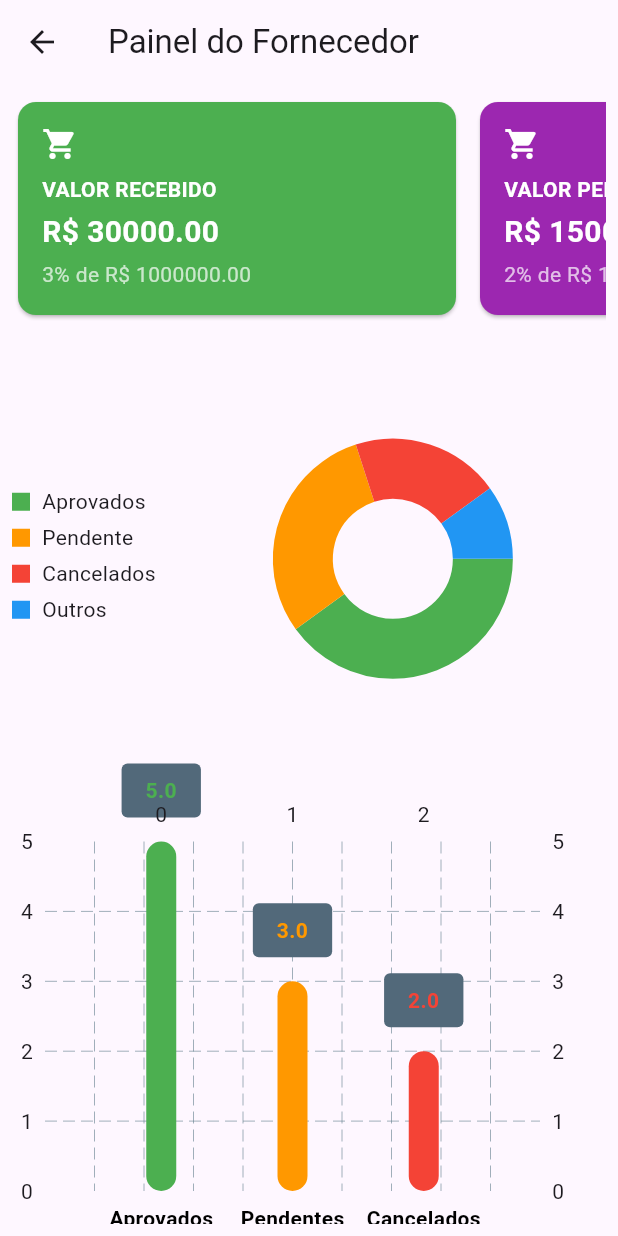
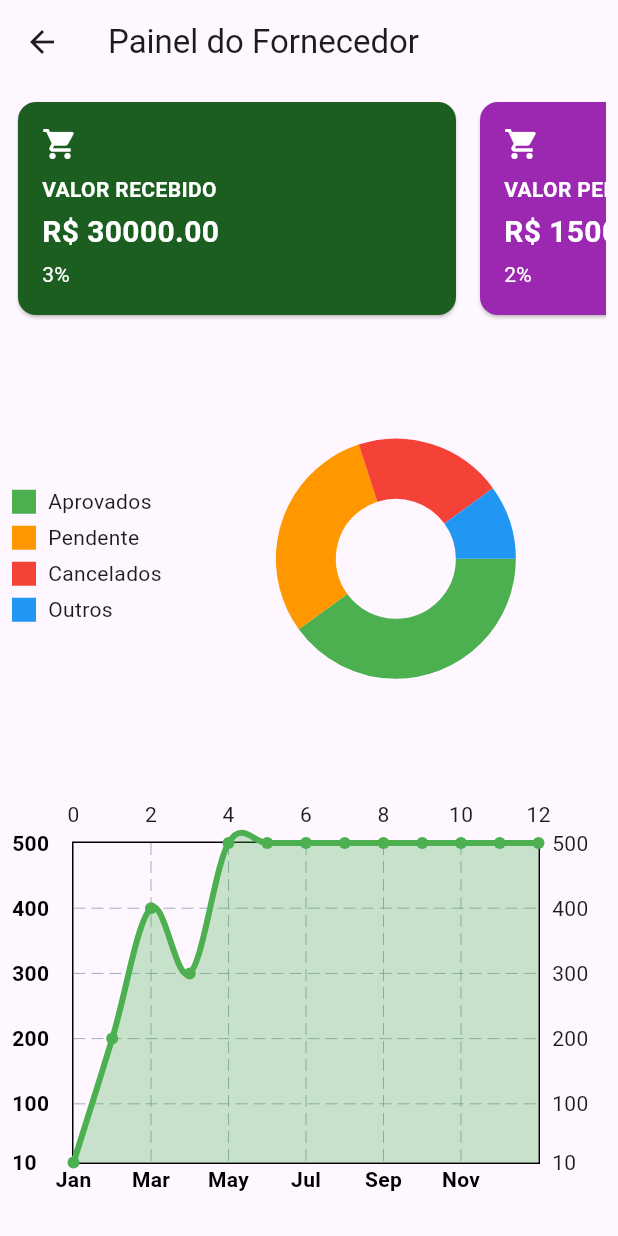
Before and after one commit to idail/np3beneficios_app, a Flutter app: the Grafico screen opened directly with empty values, on a phone screen of 412 x 824 dp. Run offline on Flutter 3.47's test engine with Material 3 defaults, Android fonts, the phone set to English and light mode, and no system bars; drawn by our look-alikes of fl_chart; our stand-ins replace geolocator, google_maps_flutter, shared_preferences; missing offline and left inert: dart:ffi, flutter_barcode_scanner; accounts and stored records are empty; network calls fail.

Commit message:
Implementações
Sendo ajustado o grafico no dashboard
Sera iniciado a exibição dos valores no dashboard

```diff
--- a/lib/abas.dart
+++ b/lib/abas.dart
@@ -14,7 +14,7 @@ class Abas extends StatefulWidget {
   late String login_usuario = "";
   late String email_usuario = "";
 
-  Abas({
+  Abas({super.key,
     required this.tipoAcesso,
     required this.nomeUsuario,
     required this.usuario_codigo,
--- a/lib/paginas/fornecedor.dart
+++ b/lib/paginas/fornecedor.dart
@@ -69,7 +69,7 @@ class FornecedorState extends State<Fornecedor> {
 
   Future<List<Map<String, dynamic>>> PedidosFornecedor() async {
     var uri = Uri.parse(
-        "http://192.168.100.6/np3beneficios_appphp/api/pedidos/busca_pedidos.php?codigo_usuario=${widget.usuario_codigo}&tipo_acesso=${widget.tipo_acesso}&codigo_fornecedor_departamento=${widget.codigo_fornecedor_departamento}");
+        "http://192.168.15.200/np3beneficios_appphp/api/pedidos/busca_pedidos.php?codigo_usuario=${widget.usuario_codigo}&tipo_acesso=${widget.tipo_acesso}&codigo_fornecedor_departamento=${widget.codigo_fornecedor_departamento}");
     var resposta = await http.get(uri, headers: {"Accept": "application/json"});
 
     List<dynamic> data = json.decode(resposta.body);
--- a/lib/paginas/gestor.dart
+++ b/lib/paginas/gestor.dart
@@ -69,7 +69,7 @@ class GestorState extends State<Gestor> {
 
   Future<List<Map<String, dynamic>>> PedidosGestor() async {
     var uri = Uri.parse(
-        "http://192.168.100.6/np3beneficios_appphp/api/pedidos/busca_pedidos.php?codigo_usuario=${widget.usuario_codigo}&tipo_acesso=${widget.tipo_Acesso}");
+        "http://192.168.15.200/np3beneficios_appphp/api/pedidos/busca_pedidos.php?codigo_usuario=${widget.usuario_codigo}&tipo_acesso=${widget.tipo_Acesso}");
     var resposta = await http.get(uri, headers: {"Accept": "application/json"});
 
     List<dynamic> data = json.decode(resposta.body);
@@ -135,7 +135,7 @@ class GestorState extends State<Gestor> {
                   statusColor = Colors.green;
                   break;
                 default:
-                  status = "Receber";
+                  //status = "Receber";
                   statusColor = Colors.green;
               }
 
@@ -176,14 +176,14 @@ class GestorState extends State<Gestor> {
                               ),
                             ),
                             const SizedBox(height: 4.0),
-                            Text(
-                              'Nome: $loginUsuario',
-                              style: const TextStyle(
-                                fontWeight: FontWeight.bold,
-                                fontSize: 14.0,
-                              ),
-                            ),
-                            const SizedBox(height: 4.0),
+                            // Text(
+                            //   'Nome: $loginUsuario',
+                            //   style: const TextStyle(
+                            //     fontWeight: FontWeight.bold,
+                            //     fontSize: 14.0,
+                            //   ),
+                            // ),
+                            // const SizedBox(height: 4.0),
                             Text(
                               'Email: $email',
                               style: const TextStyle(
--- a/lib/paginas/grafico.dart
+++ b/lib/paginas/grafico.dart
@@ -1,10 +1,12 @@
+import 'dart:ffi';
+
 import 'package:flutter/material.dart';
 import 'package:fl_chart/fl_chart.dart';
 
 class Grafico extends StatefulWidget {
   final String perfil;
 
-  Grafico({required this.perfil});
+  const Grafico({super.key, required this.perfil});
 
   @override
   GraficoState createState() => GraficoState();
@@ -17,6 +19,7 @@ class GraficoState extends State<Grafico> {
   double valorRecebido = 30000.00;
   double valorPendente = 15000.00;
   double valorTotal = 1000000.00;
+
 
   @override
   Widget build(BuildContext context) {
@@ -41,9 +44,9 @@ class GraficoState extends State<Grafico> {
                       title: widget.perfil == 'gestor' ? 'VALORES DO EMPENHO' : 'VALOR RECEBIDO',
                       value: widget.perfil == 'gestor' ? valorEmpenho : valorRecebido,
                       percentage: widget.perfil == 'gestor' ? valorEmpenho / valorTotal * 100 : valorRecebido / valorTotal * 100,
-                      color: Colors.green,
+                      color: Colors.green.shade900,
                     ),
-                    SizedBox(width: 8.0),
+                    const SizedBox(width: 8.0),
                     // Card 2
                     _buildCard(
                       icon: Icons.shopping_cart,
@@ -52,20 +55,20 @@ class GraficoState extends State<Grafico> {
                       percentage: widget.perfil == 'gestor' ? valorConsumido / valorTotal * 100 : valorPendente / valorTotal * 100,
                       color: Colors.purple,
                     ),
-                    SizedBox(width: 8.0),
+                    const SizedBox(width: 8.0),
                     // Card 3
                     _buildCard(
                       icon: Icons.shopping_cart,
                       title: 'SALDO ATUAL',
                       value: saldoAtual,
                       percentage: saldoAtual / valorTotal * 100,
-                      color: Colors.green[300]!,
+                      color: Colors.lightGreen.shade600,
                     ),
                   ],
                 ),
               ),
             ),
-            SizedBox(height: 16.0),
+            const SizedBox(height: 16.0),
             // Gráfico de Pizza com Legendas à Esquerda
             Expanded(
               child: Row(
@@ -80,7 +83,7 @@ class GraficoState extends State<Grafico> {
                       _buildLegendItem('Outros', Colors.blue),
                     ],
                   ),
-                  SizedBox(width: 16.0),
+                  const SizedBox(width: 16.0),
                   Expanded(
                     child: PieChart(
                       PieChartData(
@@ -98,85 +101,88 @@ class GraficoState extends State<Grafico> {
                 ],
               ),
             ),
-            SizedBox(height: 16.0),
-            // Gráfico de Barras
+            const SizedBox(height: 16.0),
+            // Novo Gráfico de Crescimento com Animação
             Expanded(
-              child: BarChart(
-                BarChartData(
-                  barGroups: [
-                    BarChartGroupData(
-                      x: 0,
-                      barRods: [
-                        BarChartRodData(
-                          toY: 5,
-                          color: Colors.green,
-                          width: 20,
-                        ),
+              child: LineChart(
+                LineChartData(
+                  lineBarsData: [
+                    LineChartBarData(
+                      spots: [
+                        const FlSpot(0, 10),
+                        const FlSpot(1, 200),
+                        const FlSpot(2, 400),
+                        const FlSpot(3, 300),
+                        const FlSpot(4, 500),
+                        const FlSpot(5, 500),
+                        const FlSpot(6, 500),
+                        const FlSpot(7, 500),
+                        const FlSpot(8, 500),
+                        const FlSpot(9, 500),
+                        const FlSpot(10, 500),
+                        const FlSpot(11, 500),
+                        const FlSpot(12, 500),
                       ],
-                      showingTooltipIndicators: [0],
-                    ),
-                    BarChartGroupData(
-                      x: 1,
-                      barRods: [
-                        BarChartRodData(
-                          toY: 3,
-                          color: Colors.orange,
-                          width: 20,
-                        ),
-                      ],
-                      showingTooltipIndicators: [0],
-                    ),
-                    BarChartGroupData(
-                      x: 2,
-                      barRods: [
-                        BarChartRodData(
-                          toY: 2,
-                          color: Colors.red,
-                          width: 20,
-                        ),
-                      ],
-                      showingTooltipIndicators: [0],
+                      isCurved: true,
+                      color: Colors.green,
+                      barWidth: 4,
+                      belowBarData: BarAreaData(show: true, color: Colors.green.withOpacity(0.3)),
                     ),
                   ],
                   titlesData: FlTitlesData(
                     bottomTitles: AxisTitles(
                       sideTitles: SideTitles(
                         showTitles: true,
-                        getTitlesWidget: (double value, TitleMeta meta) {
+                        reservedSize: 40, // Ajusta o espaço reservado para os títulos
+                        getTitlesWidget: (value, meta) {
                           const style = TextStyle(
                             color: Colors.black,
                             fontWeight: FontWeight.bold,
                             fontSize: 14,
                           );
-                          Widget text;
-                          switch (value.toInt()) {
-                            case 0:
-                              text = const Text('Aprovados', style: style);
-                              break;
-                            case 1:
-                              text = const Text('Pendentes', style: style);
-                              break;
-                            case 2:
-                              text = const Text('Cancelados', style: style);
-                              break;
-                            default:
-                              text = const Text('', style: style);
-                              break;
-                          }
-                          return SideTitleWidget(
-                            axisSide: meta.axisSide,
-                            space: 8, // Espaçamento entre o título e o gráfico
-                            child: text,
+
+                          // Lista de meses
+                          final months = [
+                            'Jan', 'Feb', 'Mar', 'Apr', 'May', 'Jun', 'Jul',
+                            'Aug', 'Sep', 'Oct', 'Nov', 'Dec',
+                          ];
+
+                          // Usando o valor do eixo X para acessar a lista de meses
+                          final monthIndex = value.toInt();
+
+                          return Text(
+                            monthIndex >= 0 && monthIndex < months.length ? months[monthIndex] : '',
+                            style: style,
                           );
                         },
                       ),
                     ),
                     leftTitles: AxisTitles(
-                      sideTitles: SideTitles(showTitles: true),
+                      sideTitles: SideTitles(
+                        showTitles: true,
+                        reservedSize: 40, // Ajusta o espaço reservado para os títulos
+                        getTitlesWidget: (value, meta) {
+                          const style = TextStyle(
+                            color: Colors.black,
+                            fontWeight: FontWeight.bold,
+                            fontSize: 14,
+                          );
+                          return Text(
+                            value.toInt().toString(),
+                            style: style,
+                          );
+                        },
+                      ),
                     ),
                   ),
-                  gridData: FlGridData(show: true),
-                  borderData: FlBorderData(show: false),
+                  gridData: const FlGridData(show: true),
+                  borderData: FlBorderData(show: true),
+                  lineTouchData: const LineTouchData(
+                    touchTooltipData: LineTouchTooltipData(
+                      //tooltipBgColor: Colors.greenAccent,
+                    ),
+                    handleBuiltInTouches: true,
+                  ),
                 ),
               ),
             ),
@@ -197,28 +203,28 @@ class GraficoState extends State<Grafico> {
             crossAxisAlignment: CrossAxisAlignment.start,
             children: [
               Icon(icon, color: Colors.white),
-              SizedBox(height: 8.0),
+              const SizedBox(height: 8.0),
               Text(
                 title,
-                style: TextStyle(
+                style: const TextStyle(
                   color: Colors.white,
                   fontWeight: FontWeight.bold,
                 ),
               ),
-              SizedBox(height: 4.0),
+              const SizedBox(height: 4.0),
               Text(
                 'R\$ ${value.toStringAsFixed(2)}',
-                style: TextStyle(
+                style: const TextStyle(
                   color: Colors.white,
                   fontSize: 20.0,
                   fontWeight: FontWeight.bold,
                 ),
               ),
-              SizedBox(height: 4.0),
+              const SizedBox(height: 4.0),
               Text(
-                '${percentage.toStringAsFixed(0)}% de R\$ ${valorTotal.toStringAsFixed(2)}',
-                style: TextStyle(
-                  color: Colors.white70,
+                '${percentage.toStringAsFixed(0)}%',
+                style: const TextStyle(
+                  color: Colors.white,
                 ),
               ),
             ],
@@ -234,11 +240,11 @@ class GraficoState extends State<Grafico> {
       child: Row(
         children: [
           Container(
-            width: 12,
-            height: 12,
+            width: 16,
+            height: 16,
             color: color,
           ),
-          SizedBox(width: 8),
+          const SizedBox(width: 8.0),
           Text(text),
         ],
       ),
--- a/lib/paginas/login.dart
+++ b/lib/paginas/login.dart
@@ -71,7 +71,7 @@ class LoginState extends State<Login> {
 
   Future<void> logar(String usuario, String senha) async {
     var uri = Uri.parse(
-        "http://192.168.100.6/np3beneficios_appphp/api/autenticacao/autenticacao.php?usuario=$usuario&senha=$senha");
+        "http://192.168.15.200/np3beneficios_appphp/api/autenticacao/autenticacao.php?usuario=$usuario&senha=$senha");
     var resposta = await http.get(uri, headers: {"Accept": "application/json"});
     print(resposta.body);
     var retorno = jsonDecode(resposta.body);
@@ -88,7 +88,7 @@ class LoginState extends State<Login> {
 
     if (retorno["codigo_departamento_fornecedor"] != null &&
         retorno["codigo_departamento_fornecedor"].toString().isNotEmpty) {
-      codigo_departamento_fornecedor =  retorno["codigo_departamento_fornecedor"];
+      codigo_departamento_fornecedor = int.parse(retorno["codigo_departamento_fornecedor"]);
       print(codigo_departamento_fornecedor);
     }
 
```
